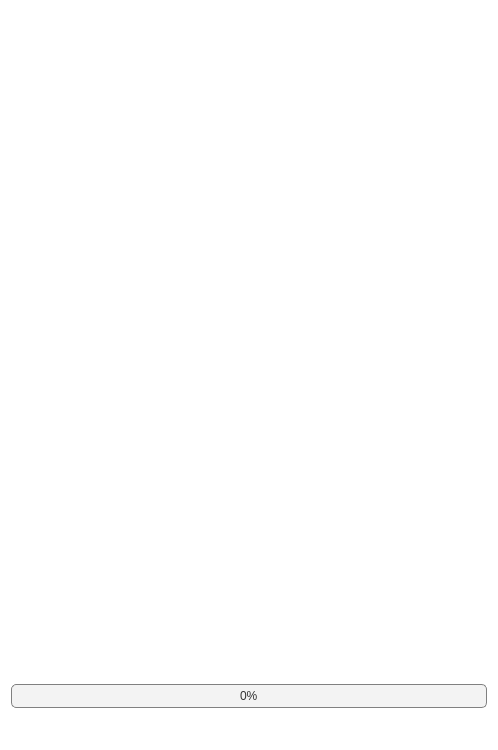
First picture: the form in form.ui, repository hongzhe12/ResumeAce, before the edit.
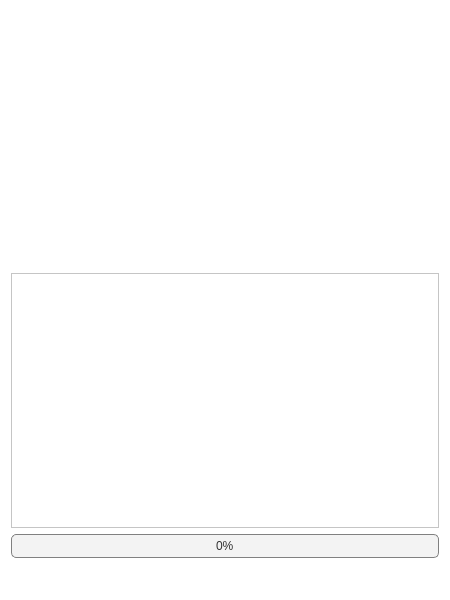
Second picture: the form after the edit. Icons and pictures are not drawn.

Patch:
```diff
--- a/form.ui
+++ b/form.ui
@@ -6,10 +6,22 @@
    <rect>
     <x>0</x>
     <y>0</y>
-    <width>498</width>
-    <height>750</height>
+    <width>450</width>
+    <height>600</height>
    </rect>
   </property>
+  <property name="minimumSize">
+   <size>
+    <width>0</width>
+    <height>0</height>
+   </size>
+  </property>
+  <property name="maximumSize">
+   <size>
+    <width>16777215</width>
+    <height>16777215</height>
+   </size>
+  </property>
   <property name="windowTitle">
    <string>简历助手v1.6</string>
   </property>
@@ -38,81 +50,156 @@
     border-color: #1296db; /* 文本框获得焦点时边框颜色 */
     outline: none; /* 去除默认的焦点轮廓 */
 }
-
-/* 滚动条样式 */
-QScrollBar:vertical {
-    background: #F0F0F0; /* 垂直滚动条背景颜色 */
-    width: 12px; /* 垂直滚动条宽度 */
-    margin: 12px 0 12px 0; /* 垂直滚动条外边距 */
+QScrollBar:vertical
+{
+    width:8px;
+    background:rgb(0,0,0,0%);
+    margin:0px,0px,0px,0px;
+    padding-top:12px;   /*上预留位置*/
+    padding-bottom:12px;    /*下预留位置*/
 }
-
-QScrollBar::handle:vertical {
-    background: #B0B0B0; /* 垂直滚动条滑块背景颜色 */
-    min-height: 20px; /* 垂直滚动条滑块最小高度 */
-    border-radius: 6px; /* 垂直滚动条滑块圆角 */
+ 
+/*滚动条中滑块的样式*/
+QScrollBar::handle:vertical
+{
+    width:8px;
+    background:rgb(0,0,0,25%);
+    border-radius:4px;
+    min-height:20px;
 }
-
-QScrollBar::handle:vertical:hover {
-    background: #909090; /* 鼠标悬停时垂直滚动条滑块背景颜色 */
+ 
+/*鼠标触及滑块样式*/
+QScrollBar::handle:vertical:hover
+{
+    width:9px;
+    background:rgb(0,0,0,50%);
+    border-radius:4px;
+    min-height:20;
 }
+ 
+/*设置下箭头*/
+QScrollBar::add-line:vertical
+{
+    height:12px;
+    width:10px;
+    border-image:url(:/KeyManager/images/icon_pull-down.png);
+    subcontrol-position:bottom;
+}
+ 
+/*设置上箭头*/
+QScrollBar::sub-line:vertical
+{
+    height:12px;
+    width:10px;
+    border-image:url(:/KeyManager/images/icon_pull-up.png);
+    subcontrol-position:top;
+}
+ 
+/*设置下箭头:悬浮状态*/
+QScrollBar::add-line:vertical:hover
+{
+    height:12px;
+    width:10px;
+    border-image:url(:/KeyManager/images/icon_pull-down2.png);
+    subcontrol-position:bottom;
+}
+ 
+/*设置上箭头：悬浮状态*/
+QScrollBar::sub-line:vertical:hover
+{
+    height:12px;
+    width:10px;
+    border-image:url(:/KeyManager/images/icon_pull-up2.png);
+    subcontrol-position:top;
+}
+ 
+/*当滚动条滚动的时候，上面的部分和下面的部分*/
+QScrollBar::add-page:vertical,QScrollBar::sub-page:vertical
+{
+    background:rgb(0,0,0,10%);
+    border-radius:4px;
+}
 
-QScrollBar::add-line:vertical {
-    border: none;
-    background: none;
-    height: 12px;
-    subcontrol-position: bottom;
-    subcontrol-origin: margin;
+QScrollBar:horizontal
+{
+    height: 8px;  /* 设置滚动条高度 */
+    background: rgb(0, 0, 0, 0%);  /* 背景透明 */
+    margin: 0px;  /* 外边距 */
+    padding-left: 12px;  /* 左预留位置 */
+    padding-right: 12px;  /* 右预留位置 */
 }
 
-QScrollBar::sub-line:vertical {
-    border: none;
-    background: none;
-    height: 12px;
-    subcontrol-position: top;
-    subcontrol-origin: margin;
+/* 滚动条中滑块的样式 */
+QScrollBar::handle:horizontal
+{
+    height: 8px;  /* 设置滑块高度 */
+    background: rgb(0, 0, 0, 25%);  /* 滑块背景颜色及透明度 */
+    border-radius: 4px;
+    min-width: 20px;  /* 最小宽度 */
 }
 
-QScrollBar:horizontal {
-    background: #F0F0F0; /* 水平滚动条背景颜色 */
-    height: 12px; /* 水平滚动条高度 */
-    margin: 0 12px 0 12px; /* 水平滚动条外边距 */
+/* 鼠标触及滑块样式 */
+QScrollBar::handle:horizontal:hover
+{
+    height: 9px;  /* 鼠标悬停时滑块高度变化 */
+    background: rgb(0, 0, 0, 50%);
+    border-radius: 4px;
+    min-width: 20px;
 }
 
-QScrollBar::handle:horizontal {
-    background: #B0B0B0; /* 水平滚动条滑块背景颜色 */
-    min-width: 20px; /* 水平滚动条滑块最小宽度 */
-    border-radius: 6px; /* 水平滚动条滑块圆角 */
+/* 设置右箭头 */
+QScrollBar::add-line:horizontal
+{
+    width: 12px;
+    height: 10px;
+    border-image: url(:/KeyManager/images/icon_pull-right.png);  /* 对应右箭头图片，需确保资源路径正确 */
+    subcontrol-position: right;
 }
 
-QScrollBar::handle:horizontal:hover {
-    background: #909090; /* 鼠标悬停时水平滚动条滑块背景颜色 */
+/* 设置左箭头 */
+QScrollBar::sub-line:horizontal
+{
+    width: 12px;
+    height: 10px;
+    border-image: url(:/KeyManager/images/icon_pull-left.png);  /* 对应左箭头图片 */
+    subcontrol-position: left;
 }
 
-QScrollBar::add-line:horizontal {
-    border: none;
-    background: none;
+/* 设置右箭头:悬浮状态 */
+QScrollBar::add-line:horizontal:hover
+{
     width: 12px;
     subcontrol-position: right;
-    subcontrol-origin: margin;
 }
 
-QScrollBar::sub-line:horizontal {
-    border: none;
-    background: none;
+/* 设置左箭头：悬浮状态 */
+QScrollBar::sub-line:horizontal:hover
+{
     width: 12px;
     subcontrol-position: left;
-    subcontrol-origin: margin;
+}
+
+/* 当滚动条滚动的时候，左边的部分和右边的部分 */
+QScrollBar::add-page:horizontal, QScrollBar::sub-page:horizontal
+{
+    background: rgb(0, 0, 0, 10%);
+    border-radius: 4px;
 }</string>
   </property>
   <layout class="QGridLayout" name="gridLayout">
    <item row="0" column="0">
+    <layout class="QVBoxLayout" name="verticalLayout" stretch="1,1,0,1">
+     <item>
     <widget class="QLabel" name="label_2">
      <property name="text">
       <string/>
      </property>
     </widget>
    </item>
-   <item row="1" column="0">
+     <item>
+      <widget class="QTextEdit" name="textEdit"/>
+     </item>
+     <item>
     <widget class="QProgressBar" name="progress_bar">
      <property name="minimumSize">
       <size>
@@ -139,8 +226,8 @@
      </property>
     </widget>
    </item>
-   <item row="2" column="0">
-    <layout class="QHBoxLayout" name="horizontalLayout">
+     <item>
+      <layout class="QHBoxLayout" name="horizontalLayout" stretch="0,0,0,0,0">
      <item>
       <widget class="QPushButton" name="connect_button">
        <property name="minimumSize">
@@ -320,6 +407,53 @@
         </size>
        </property>
       </widget>
+       </item>
+       <item>
+        <widget class="QPushButton" name="chat">
+         <property name="minimumSize">
+          <size>
+           <width>0</width>
+           <height>0</height>
+          </size>
+         </property>
+         <property name="font">
+          <font>
+           <pointsize>10</pointsize>
+          </font>
+         </property>
+         <property name="styleSheet">
+          <string notr="true">QPushButton {
+    background-color: transparent;
+    border: none;
+    padding: 5px;
+}
+
+QPushButton:hover {
+    background-color: #e0e0e0;
+    border-radius: 5px;
+}
+
+QPushButton:pressed {
+    background-color: #c0c0c0;
+    border-radius: 5px;
+}</string>
+         </property>
+         <property name="text">
+          <string/>
+         </property>
+         <property name="icon">
+          <iconset resource="resources.qrc">
+           <normaloff>:/icons/images/人工智能.svg</normaloff>:/icons/images/人工智能.svg</iconset>
+         </property>
+         <property name="iconSize">
+          <size>
+           <width>32</width>
+           <height>32</height>
+          </size>
+         </property>
+        </widget>
+       </item>
+      </layout>
      </item>
     </layout>
    </item>
```
Left out of the diff: 4 changed lines with no effect on the pictures. Lines whose indentation alone changed are shown as unchanged.
